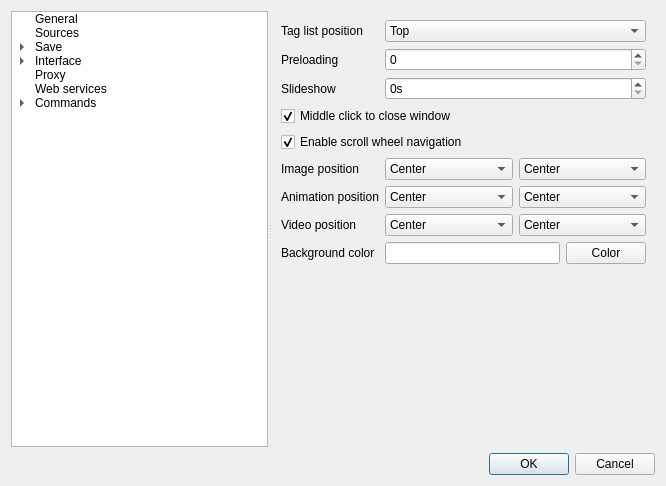
First picture: the form in gui/src/settings/optionswindow.ui, repository Bionus/imgbrd-grabber, before the edit.
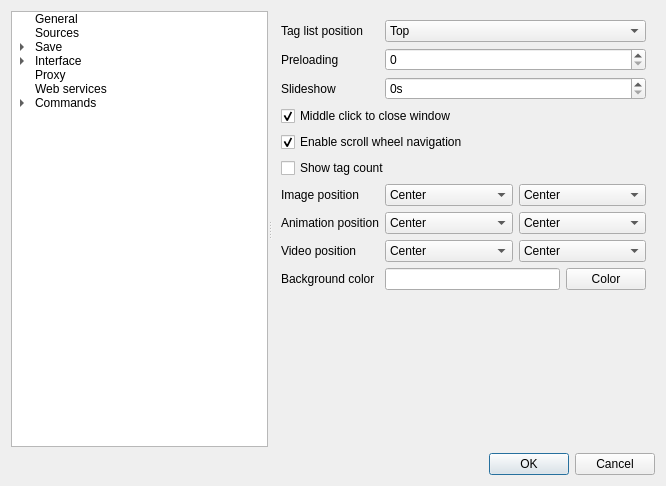
Second picture: the form after the edit. The open tabs and pages were chosen to show the change. Icons and pictures are not drawn.

Commit message: Add setting to show tag count in image window (fix #762)

```diff
--- a/gui/src/settings/optionswindow.ui
+++ b/gui/src/settings/optionswindow.ui
@@ -1861,14 +1861,14 @@
           </property>
          </widget>
         </item>
-        <item row="5" column="0">
+        <item row="6" column="0">
          <widget class="QLabel" name="labelImagePositionImage">
           <property name="text">
            <string>Image position</string>
           </property>
          </widget>
         </item>
-        <item row="5" column="1">
+        <item row="6" column="1">
          <layout class="QHBoxLayout" name="layoutImagePositionImage">
           <item>
            <widget class="QComboBox" name="comboImagePositionImageV">
@@ -1916,14 +1916,14 @@
           </item>
          </layout>
         </item>
-        <item row="6" column="0">
+        <item row="7" column="0">
          <widget class="QLabel" name="labelImagePositionAnimation">
           <property name="text">
            <string>Animation position</string>
           </property>
          </widget>
         </item>
-        <item row="6" column="1">
+        <item row="7" column="1">
          <layout class="QHBoxLayout" name="layoutImagePositionAnimation">
           <item>
            <widget class="QComboBox" name="comboImagePositionAnimationV">
@@ -1971,14 +1971,14 @@
           </item>
          </layout>
         </item>
-        <item row="7" column="0">
+        <item row="8" column="0">
          <widget class="QLabel" name="labelImagePositionVideo">
           <property name="text">
            <string>Video position</string>
           </property>
          </widget>
         </item>
-        <item row="7" column="1">
+        <item row="8" column="1">
          <layout class="QHBoxLayout" name="layoutImagePositionVideo">
           <item>
            <widget class="QComboBox" name="comboImagePositionVideoV">
@@ -2026,14 +2026,14 @@
           </item>
          </layout>
         </item>
-        <item row="8" column="0">
+        <item row="9" column="0">
          <widget class="QLabel" name="label_88">
           <property name="text">
            <string>Background color</string>
           </property>
          </widget>
         </item>
-        <item row="8" column="1">
+        <item row="9" column="1">
          <layout class="QHBoxLayout" name="layoutImageBackgroundColor">
           <item>
            <widget class="QLineEdit" name="lineImageBackgroundColor"/>
@@ -2047,6 +2047,13 @@
           </item>
          </layout>
         </item>
+        <item row="5" column="0" colspan="2">
+         <widget class="QCheckBox" name="checkZoomShowTagCount">
+          <property name="text">
+           <string>Show tag count</string>
+          </property>
+         </widget>
+        </item>
        </layout>
       </widget>
       <widget class="QWidget" name="pageInterfaceColoring">
```
Left out of the diff: 6 changed lines with no effect on the pictures. The commit also changes 2 other files.
